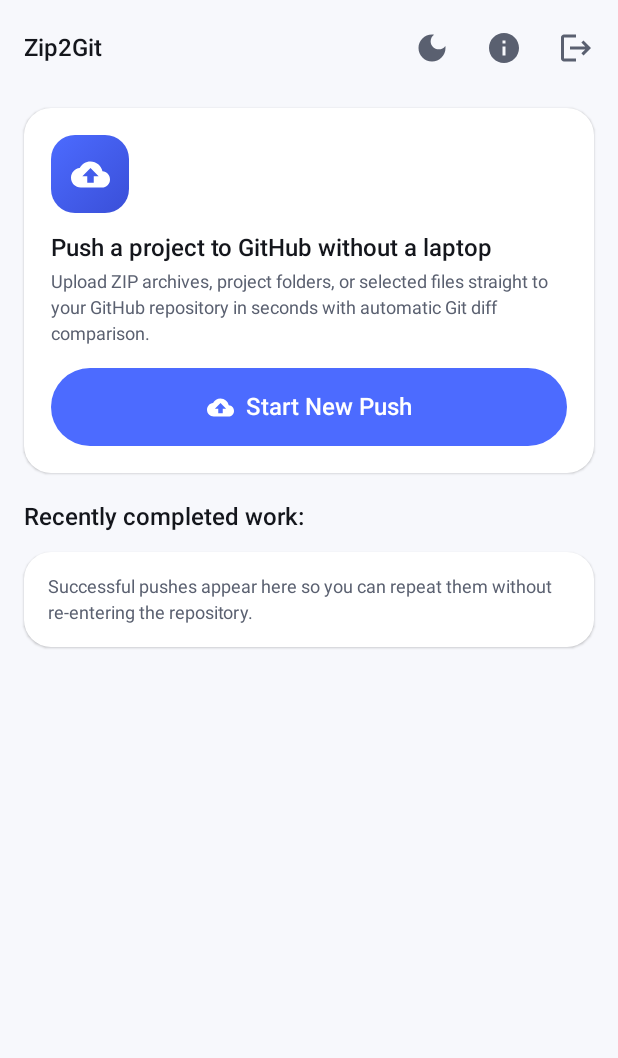
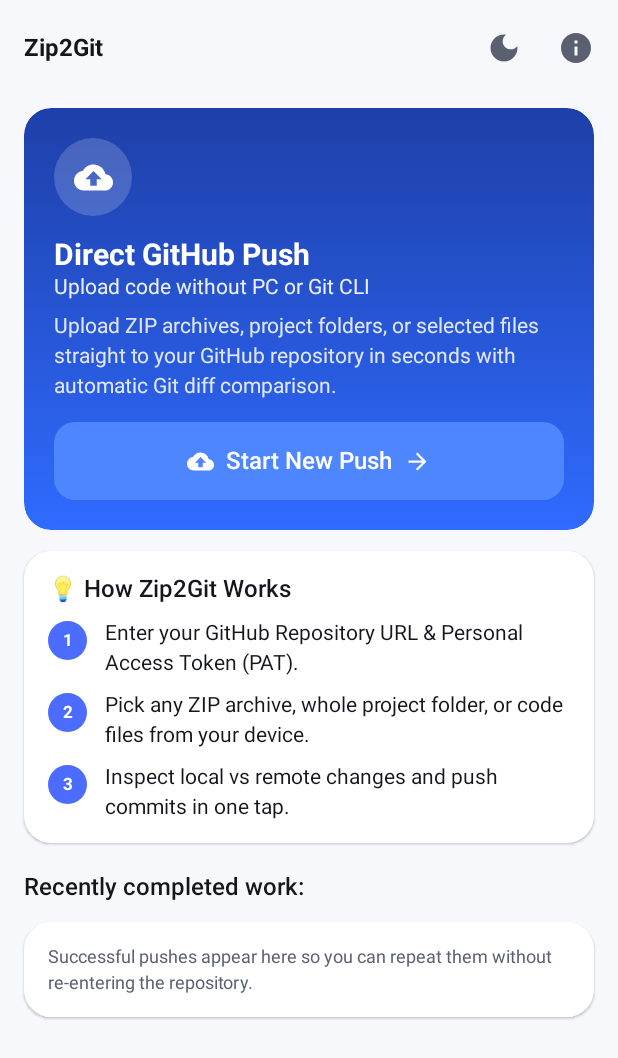
Before and after one commit to tufazzal513/ZiP2GiT, an Android app built with Jetpack Compose: the composable HomeScreen shown on its own in the app's theme, on a phone screen of 412 x 824 dp. Shown: the top 1058 px of the screen. Run offline under Robolectric (Android 15) with nearby library versions, the phone set to English and light mode, and no system bars.

Commit message:
Match original UI: Home hero + How-it-works, Change Summary with inline push, Target folder, Advanced Options, drop token help box, .env.example safe

```diff
--- a/app/src/main/java/com/zip2git/MainActivity.kt
+++ b/app/src/main/java/com/zip2git/MainActivity.kt
@@ -93,7 +93,6 @@ class MainActivity : ComponentActivity() {
                             state = state,
                             onStartNewPush = viewModel::openPushForm,
                             onOpenRecent = viewModel::openRecent,
-                            onDisconnect = viewModel::disconnect,
                             onToggleTheme = viewModel::toggleDarkTheme,
                             onDismissBanner = viewModel::dismissBanner,
                         )
@@ -105,6 +104,7 @@ class MainActivity : ComponentActivity() {
                             onSelectRepo = viewModel::selectRepoFromList,
                             onRefreshRepos = viewModel::loadUserRepos,
                             onRepoUrlChange = viewModel::onRepoUrlChange,
+                            onTargetFolderChange = viewModel::onTargetFolderChange,
                             onPickZip = { pickZip.launch(ZIP_MIME_TYPES) },
                             onPickFolder = { pickFolder.launch(null) },
                             onPickFiles = { pickFiles.launch(arrayOf("*/*")) },
@@ -117,7 +117,6 @@ class MainActivity : ComponentActivity() {
                             onRefreshComparison = viewModel::refreshComparison,
                             onTogglePathExcluded = viewModel::togglePathExcluded,
                             onClearExcluded = viewModel::clearExcludedPaths,
-                            onToggleExpandedPath = viewModel::toggleExpandedPath,
                             onStartSync = viewModel::startSync,
                             onToggleTheme = viewModel::toggleDarkTheme,
                             onDismissBanner = viewModel::dismissBanner,
--- a/app/src/main/java/com/zip2git/ui/MainUiState.kt
+++ b/app/src/main/java/com/zip2git/ui/MainUiState.kt
@@ -51,6 +51,8 @@ data class MainUiState(
     val selectedBranch: String = "",
     /** Default matches the original form's placeholder text. */
     val commitMessage: String = "Sync project files via Zip2Git",
+    /** Optional repo subfolder the upload is nested under ("Target folder in repo"). */
+    val targetFolder: String = "",
 
     // Source selection
     val sourceType: SourceType? = null,
--- a/app/src/main/java/com/zip2git/ui/MainViewModel.kt
+++ b/app/src/main/java/com/zip2git/ui/MainViewModel.kt
@@ -65,6 +65,8 @@ class MainViewModel(app: Application) : AndroidViewModel(app) {
     // -- credentials -----------------------------------------------------------
 
     fun onRepoUrlChange(value: String) = _uiState.update { it.copy(repoUrlInput = value) }
+
+    fun onTargetFolderChange(value: String) = _uiState.update { it.copy(targetFolder = value) }
 
     fun onTokenChange(value: String) = _uiState.update { it.copy(tokenInput = value) }
 
@@ -524,6 +526,7 @@ class MainViewModel(app: Application) : AndroidViewModel(app) {
                         filterRules = _uiState.value.filterRules,
                         excludedPaths = effectiveExcludedPaths(_uiState.value),
                         keepImportantFiles = _uiState.value.keepImportantFiles,
+                        pathPrefix = _uiState.value.targetFolder,
                     ),
                 )
             }.onSuccess { comparison ->
@@ -572,6 +575,7 @@ class MainViewModel(app: Application) : AndroidViewModel(app) {
                         filterRules = state.filterRules,
                         excludedPaths = effectiveExcludedPaths(state),
                         keepImportantFiles = state.keepImportantFiles,
+                        pathPrefix = state.targetFolder,
                     ),
                     defaultBranch = details.defaultBranch,
                     isEmptyRepo = false,
--- a/app/src/main/java/com/zip2git/ui/components/Common.kt
+++ b/app/src/main/java/com/zip2git/ui/components/Common.kt
@@ -81,6 +81,7 @@ fun CountPill(
     count: Int,
     color: Color,
     modifier: Modifier = Modifier,
+    sign: String = "",
 ) {
     Surface(
         modifier = modifier,
@@ -98,7 +99,7 @@ fun CountPill(
                     .background(color, CircleShape),
             )
             Text(
-                text = "$count $label",
+                text = "$sign$count $label",
                 style = MaterialTheme.typography.labelSmall,
                 color = color,
                 maxLines = 1,
--- a/app/src/main/java/com/zip2git/ui/screens/HomeScreen.kt
+++ b/app/src/main/java/com/zip2git/ui/screens/HomeScreen.kt
@@ -16,14 +16,16 @@ import androidx.compose.foundation.layout.size
 import androidx.compose.foundation.layout.width
 import androidx.compose.foundation.lazy.LazyColumn
 import androidx.compose.foundation.lazy.items
+import androidx.compose.foundation.shape.CircleShape
 import androidx.compose.foundation.shape.RoundedCornerShape
 import androidx.compose.material.icons.Icons
-import androidx.compose.material.icons.automirrored.filled.Logout
+import androidx.compose.material.icons.automirrored.filled.ArrowForward
 import androidx.compose.material.icons.filled.CloudUpload
 import androidx.compose.material.icons.filled.DarkMode
 import androidx.compose.material.icons.filled.Info
 import androidx.compose.material.icons.filled.LightMode
 import androidx.compose.material3.Button
+import androidx.compose.material3.ButtonDefaults
 import androidx.compose.material3.ExperimentalMaterial3Api
 import androidx.compose.material3.Icon
 import androidx.compose.material3.IconButton
@@ -48,7 +50,6 @@ import androidx.compose.ui.unit.dp
 import com.zip2git.data.model.RecentPushItem
 import com.zip2git.ui.MainUiState
 import com.zip2git.ui.components.SectionCard
-import com.zip2git.ui.theme.HeroIndigo
 import java.text.SimpleDateFormat
 import java.util.Date
 import java.util.Locale
@@ -57,8 +58,8 @@ import java.util.Locale
  * The home page that sits behind the back arrow of the `New Git Push` form.
  *
  * The original app keeps the push form (repository, token, branch, files,
- * options, review, push) on its own page; completed work belongs here instead of
- * at the bottom of that form.
+ * options, review, push) on its own page; this page is only the entry point:
+ * a hero card, the "How Zip2Git Works" walkthrough, and the completed-push list.
  */
 @OptIn(ExperimentalMaterial3Api::class)
 @Composable
@@ -66,7 +67,6 @@ fun HomeScreen(
     state: MainUiState,
     onStartNewPush: () -> Unit,
     onOpenRecent: (RecentPushItem) -> Unit,
-    onDisconnect: () -> Unit,
     onToggleTheme: () -> Unit,
     onDismissBanner: () -> Unit,
     modifier: Modifier = Modifier,
@@ -79,21 +79,13 @@ fun HomeScreen(
         topBar = {
             TopAppBar(
                 title = {
-                    Row(
-                        verticalAlignment = Alignment.CenterVertically,
-                        horizontalArrangement = Arrangement.spacedBy(8.dp),
-                    ) {
                     Text(
                         text = "Zip2Git",
                         style = MaterialTheme.typography.titleMedium,
-                            fontWeight = FontWeight.SemiBold,
+                        fontWeight = FontWeight.Bold,
                         maxLines = 1,
                         overflow = TextOverflow.Ellipsis,
                     )
-                        if (state.connectedLogin.isNotBlank()) {
-                            ConnectedPill(login = state.connectedLogin)
-                        }
-                    }
                 },
                 actions = {
                     IconButton(onClick = onToggleTheme) {
@@ -113,12 +105,6 @@ fun HomeScreen(
                     IconButton(onClick = { showAbout = !showAbout }) {
                         Icon(Icons.Filled.Info, contentDescription = "About Zip2Git")
                     }
-                    IconButton(onClick = onDisconnect) {
-                        Icon(
-                            imageVector = Icons.AutoMirrored.Filled.Logout,
-                            contentDescription = "Disconnect and remove the saved token",
-                        )
-                    }
                 },
                 colors = TopAppBarDefaults.topAppBarColors(
                     containerColor = MaterialTheme.colorScheme.background,
@@ -136,11 +122,18 @@ fun HomeScreen(
         ) {
             state.banner?.let { banner ->
                 item {
-                    MessageBannerRow(text = banner, onDismiss = onDismissBanner)
+                    com.zip2git.ui.components.MessageBanner(
+                        title = "Notice",
+                        message = banner,
+                        isError = false,
+                        onDismiss = onDismissBanner,
+                    )
                 }
             }
 
             item { HeroCard(onStartNewPush = onStartNewPush) }
+
+            item { HowItWorksCard() }
 
             if (showAbout) {
                 item { AboutCard(onClose = { showAbout = false }) }
@@ -178,24 +171,27 @@ fun HomeScreen(
     }
 }
 
+/** Gradient hero with the headline, blurb and the primary "Start New Push" action. */
 @Composable
 private fun HeroCard(onStartNewPush: () -> Unit) {
     Surface(
         modifier = Modifier.fillMaxWidth(),
         shape = RoundedCornerShape(18.dp),
-        color = MaterialTheme.colorScheme.surface,
-        shadowElevation = 1.dp,
+        color = Color.Transparent,
     ) {
-        Column(Modifier.padding(18.dp)) {
+        Column(
+            modifier = Modifier
+                .fillMaxWidth()
+                .background(
+                    Brush.verticalGradient(listOf(Color(0xFF1E3FA8), Color(0xFF2F6BFF))),
+                    RoundedCornerShape(18.dp),
+                )
+                .padding(20.dp),
+        ) {
             Box(
                 modifier = Modifier
                     .size(52.dp)
-                    .background(
-                        brush = Brush.linearGradient(
-                            listOf(MaterialTheme.colorScheme.primary, HeroIndigo),
-                        ),
-                        shape = RoundedCornerShape(16.dp),
-                    ),
+                    .background(Color.White.copy(alpha = 0.18f), CircleShape),
                 contentAlignment = Alignment.Center,
             ) {
                 Icon(
@@ -209,16 +205,25 @@ private fun HeroCard(onStartNewPush: () -> Unit) {
             Spacer(Modifier.height(14.dp))
 
             Text(
-                text = "Push a project to GitHub without a laptop",
-                style = MaterialTheme.typography.titleMedium,
-                color = MaterialTheme.colorScheme.onSurface,
+                text = "Direct GitHub Push",
+                style = MaterialTheme.typography.headlineSmall,
+                fontWeight = FontWeight.Bold,
+                color = Color.White,
             )
-            Spacer(Modifier.height(6.dp))
+            Spacer(Modifier.height(2.dp))
+            Text(
+                text = "Upload code without PC or Git CLI",
+                style = MaterialTheme.typography.bodyMedium,
+                color = Color.White.copy(alpha = 0.9f),
+            )
+
+            Spacer(Modifier.height(10.dp))
+
             Text(
                 text = "Upload ZIP archives, project folders, or selected files straight " +
                     "to your GitHub repository in seconds with automatic Git diff comparison.",
-                style = MaterialTheme.typography.bodySmall,
-                color = MaterialTheme.colorScheme.onSurfaceVariant,
+                style = MaterialTheme.typography.bodyMedium,
+                color = Color.White.copy(alpha = 0.85f),
             )
 
             Spacer(Modifier.height(16.dp))
@@ -228,7 +233,11 @@ private fun HeroCard(onStartNewPush: () -> Unit) {
                 modifier = Modifier
                     .fillMaxWidth()
                     .height(52.dp),
-                shape = RoundedCornerShape(50),
+                shape = RoundedCornerShape(14.dp),
+                colors = ButtonDefaults.buttonColors(
+                    containerColor = Color(0xFF4E86FF),
+                    contentColor = Color.White,
+                ),
             ) {
                 Icon(
                     imageVector = Icons.Filled.CloudUpload,
@@ -237,8 +246,64 @@ private fun HeroCard(onStartNewPush: () -> Unit) {
                 )
                 Spacer(Modifier.width(8.dp))
                 Text("Start New Push", style = MaterialTheme.typography.titleMedium)
+                Spacer(Modifier.width(8.dp))
+                Icon(
+                    imageVector = Icons.AutoMirrored.Filled.ArrowForward,
+                    contentDescription = null,
+                    modifier = Modifier.size(18.dp),
+                )
             }
         }
+    }
+}
+
+/** The three-step "How Zip2Git Works" walkthrough under the hero. */
+@Composable
+private fun HowItWorksCard() {
+    SectionCard(title = "\uD83D\uDCA1 How Zip2Git Works") {
+        HowItWorksStep(
+            number = "1",
+            text = "Enter your GitHub Repository URL & Personal Access Token (PAT).",
+        )
+        Spacer(Modifier.height(12.dp))
+        HowItWorksStep(
+            number = "2",
+            text = "Pick any ZIP archive, whole project folder, or code files from your device.",
+        )
+        Spacer(Modifier.height(12.dp))
+        HowItWorksStep(
+            number = "3",
+            text = "Inspect local vs remote changes and push commits in one tap.",
+        )
+    }
+}
+
+@Composable
+private fun HowItWorksStep(number: String, text: String) {
+    Row(
+        modifier = Modifier.fillMaxWidth(),
+        verticalAlignment = Alignment.Top,
+        horizontalArrangement = Arrangement.spacedBy(12.dp),
+    ) {
+        Box(
+            modifier = Modifier
+                .size(26.dp)
+                .background(MaterialTheme.colorScheme.primary, CircleShape),
+            contentAlignment = Alignment.Center,
+        ) {
+            Text(
+                text = number,
+                style = MaterialTheme.typography.labelSmall,
+                fontWeight = FontWeight.Bold,
+                color = MaterialTheme.colorScheme.onPrimary,
+            )
+        }
+        Text(
+            text = text,
+            style = MaterialTheme.typography.bodyMedium,
+            color = MaterialTheme.colorScheme.onSurface,
+            modifier = Modifier.weight(1f),
+        )
     }
 }
 
@@ -304,13 +369,3 @@ internal fun RecentPushRow(item: RecentPushItem, onClick: () -> Unit) {
         }
     }
 }
-
-@Composable
-private fun MessageBannerRow(text: String, onDismiss: () -> Unit) {
-    com.zip2git.ui.components.MessageBanner(
-        title = "Notice",
-        message = text,
-        isError = false,
-        onDismiss = onDismiss,
-    )
-}
```
Also changed, not shown: app/src/main/java/com/zip2git/data/model/Models.kt (+7 -0 lines), app/src/main/java/com/zip2git/domain/DiffEngine.kt (+18 -2 lines), app/src/main/java/com/zip2git/domain/SecretScanner.kt (+11 -1 lines), app/src/main/java/com/zip2git/domain/SyncEngine.kt (+7 -1 lines), app/src/main/java/com/zip2git/ui/screens/DashboardScreen.kt (+154 -242 lines). Lines whose indentation alone changed are shown as unchanged.
